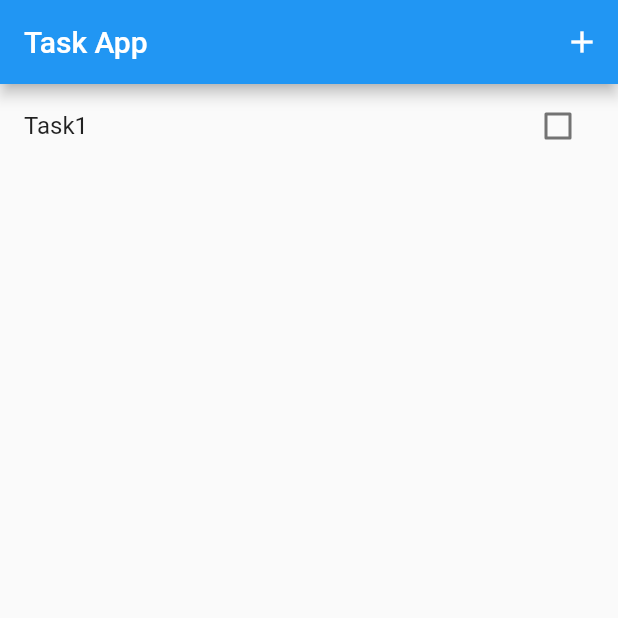
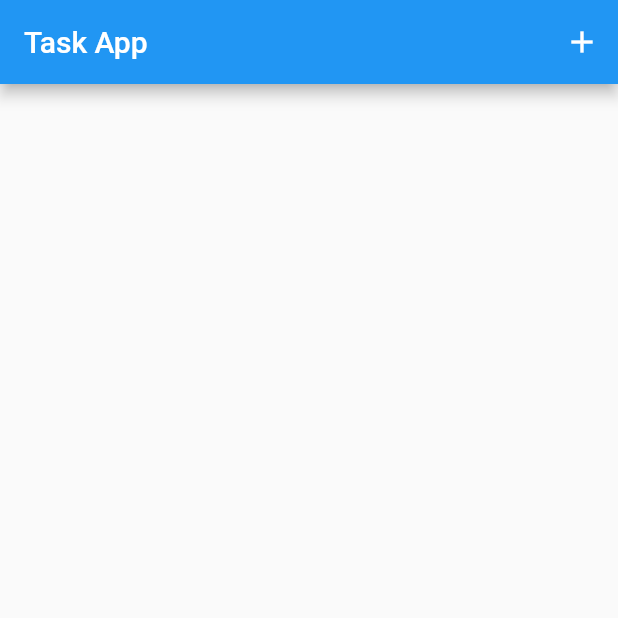
Before and after one commit to xordox/todo_bloc, a Flutter app: the screen it shows after launch, on a phone screen of 412 x 824 dp, the top half of it. Run offline on Flutter 3.47's test engine with Material 2 defaults, Android fonts, the phone set to English and light mode, and no system bars; our stand-ins replace bloc, equatable, flutter_bloc.

Commit message:
remove dummy task

```diff
--- a/lib/main.dart
+++ b/lib/main.dart
@@ -16,14 +16,13 @@ class MyApp extends StatelessWidget {
   @override
   Widget build(BuildContext context) {
     return BlocProvider(
-      create: (context) => TaskBloc()
-      ..add(AddTask(task: Task(title: "Task1"))),
+      create: (context) => TaskBloc(),
       child: MaterialApp(
         title: 'Flutter Demo',
         theme: ThemeData(
           primarySwatch: Colors.blue,
         ),
-        home:  TasksScreen(),
+        home:  const TasksScreen(),
       ),
     );
   }
```
